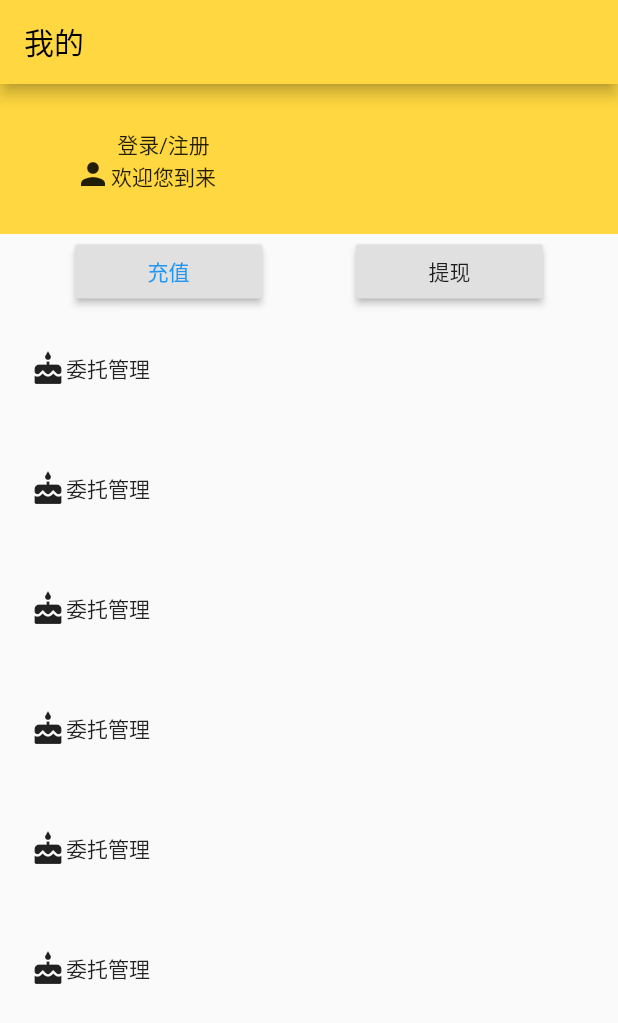
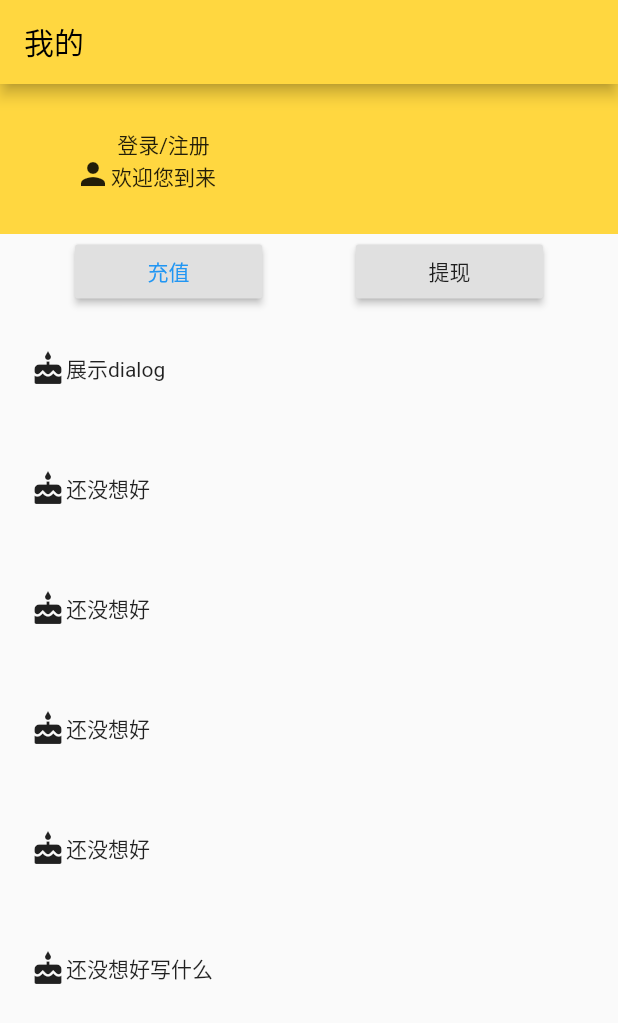
Before and after one commit to zhaoweiguo5505/Flutter_Demo, a Flutter app: the PersonView screen opened directly, on a phone screen of 412 x 824 dp. Shown: the top 1023 px of the screen. Run offline on Flutter 3.47's test engine with Material 2 defaults, Android fonts, the light colour scheme and no system bars; our stand-ins replace flutter_swiper.

Commit message:
学习一下dialog

```diff
--- a/lib/my/PersonView.dart
+++ b/lib/my/PersonView.dart
@@ -1,4 +1,5 @@
 import 'package:flutter/material.dart';
+import 'package:flutter_demo/dialog/DialogView.dart';
 
 class PersonView extends StatefulWidget {
   @override
@@ -14,12 +15,12 @@ class PersonViewState extends State<PersonView> {
   @override
   initState() {
     super.initState();
-    datas.add(new ListItem("委托管理", Icons.cake));
-    datas.add(new ListItem("委托管理", Icons.cake));
-    datas.add(new ListItem("委托管理", Icons.cake));
-    datas.add(new ListItem("委托管理", Icons.cake));
-    datas.add(new ListItem("委托管理", Icons.cake));
-    datas.add(new ListItem("委托管理", Icons.cake));
+    datas.add(new ListItem("展示dialog", Icons.cake));
+    datas.add(new ListItem("还没想好", Icons.cake));
+    datas.add(new ListItem("还没想好", Icons.cake));
+    datas.add(new ListItem("还没想好", Icons.cake));
+    datas.add(new ListItem("还没想好", Icons.cake));
+    datas.add(new ListItem("还没想好写什么", Icons.cake));
   }
 
   Widget getHeader() {
@@ -116,9 +117,9 @@ class ListItemWidget extends StatelessWidget {
   ListItemWidget(this.listItem);
   @override
   Widget build(BuildContext context) {
-    return new Container(
-      height: 80,
+    return new GestureDetector(
       child: Container(
+        height: 80,
         padding: EdgeInsets.fromLTRB(20, 0, 0, 0),
         child: Row(
           children: <Widget>[
@@ -129,6 +130,14 @@ class ListItemWidget extends StatelessWidget {
           ],
         ),
       ),
+      onTap: (){
+        Navigator.of(context).push(new PageRouteBuilder(
+            pageBuilder: (BuildContext context,
+                Animation<double> animation,
+                Animation<double> secondaryAnimation) {
+              return new DialogView();
+            }));
+      },
     );
   }
 }
```
Also changed, not shown: lib/dialog/DialogView.dart (added, +136 -0 lines), lib/login/LoginView.dart (+9 -7 lines), lib/main.dart (+7 -0 lines).
